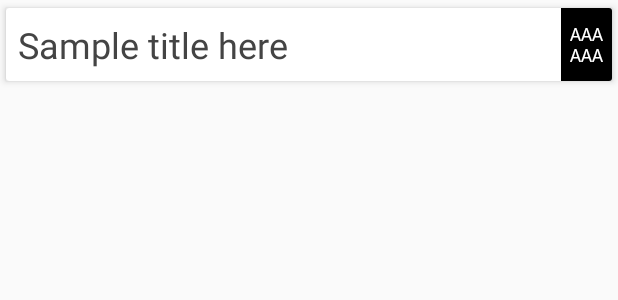
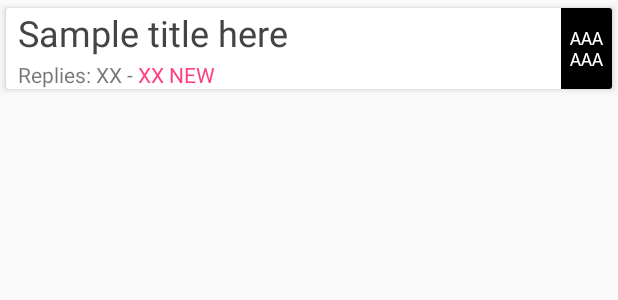
Before and after one commit to SarahAlroe/OctoPub-Android, an Android app: the layout thread_card.xml on its own in the app's theme, with its tools: preview values and no code run, on a phone screen of 412 x 824 dp. Shown: the top 300 px of the screen. Run offline under Robolectric (Android 15) with nearby library versions, the light colour scheme and no system bars; network calls fail.

Commit message:
Added length text to tread list.

```diff
--- a/app/src/main/res/layout/thread_card.xml
+++ b/app/src/main/res/layout/thread_card.xml
@@ -14,16 +14,50 @@
         android:layout_height="wrap_content"
         android:orientation="horizontal">
 
-        <TextView
-            android:id="@+id/thread_title"
-            style="@style/Base.TextAppearance.AppCompat.Headline"
+        <LinearLayout
+            android:orientation="vertical"
             android:layout_width="0dp"
             android:layout_height="wrap_content"
-            android:layout_weight="1"
-            android:maxLines="3"
-            android:padding="8dp"
-            android:textColor="#444"
-            tools:text="Sample title here" />
+            android:layout_weight="1">
+
+            <TextView
+                android:id="@+id/thread_title"
+                style="@style/Base.TextAppearance.AppCompat.Headline"
+                android:layout_width="match_parent"
+                android:layout_height="wrap_content"
+                android:maxLines="3"
+                android:paddingLeft="8dp"
+                android:paddingBottom="2dp"
+                android:textColor="#444"
+                tools:text="Sample title here" />
+
+            <LinearLayout
+                android:layout_width="match_parent"
+                android:layout_height="wrap_content"
+                android:orientation="horizontal"
+                android:paddingLeft="8dp">
+
+                <TextView
+                    android:id="@+id/thread_length"
+                    android:layout_width="wrap_content"
+                    android:layout_height="wrap_content"
+                    tools:text="Replies: XX" />
+
+                <TextView
+                    android:id="@+id/thread_length_connector"
+                    android:layout_width="wrap_content"
+                    android:layout_height="wrap_content"
+                    tools:text=" - " />
+
+                <TextView
+                    android:id="@+id/thread_length_highlight"
+                    android:layout_width="wrap_content"
+                    android:layout_height="wrap_content"
+                    android:textColor="@color/colorAccent"
+                    tools:text="XX NEW" />
+            </LinearLayout>
+
+        </LinearLayout>
 
         <TextView
             android:id="@+id/thread_id"
--- a/app/src/main/res/values/strings.xml
+++ b/app/src/main/res/values/strings.xml
@@ -14,4 +14,6 @@
     <string name="title_help">Help</string>
     <string name="title_add_thread">Add Thread</string>
     <string name="title_add_message">New Message</string>
+    <string name="thread_length_prefix">"Replies: "</string>
+    <string name="thread_length_new">" New!"</string>
 </resources>
```
Also changed, not shown: app/src/main/java/dk/alroe/apps/octopub/ThreadActivity.java (+6 -2 lines), app/src/main/java/dk/alroe/apps/octopub/ThreadAdapter.java (+21 -0 lines).
